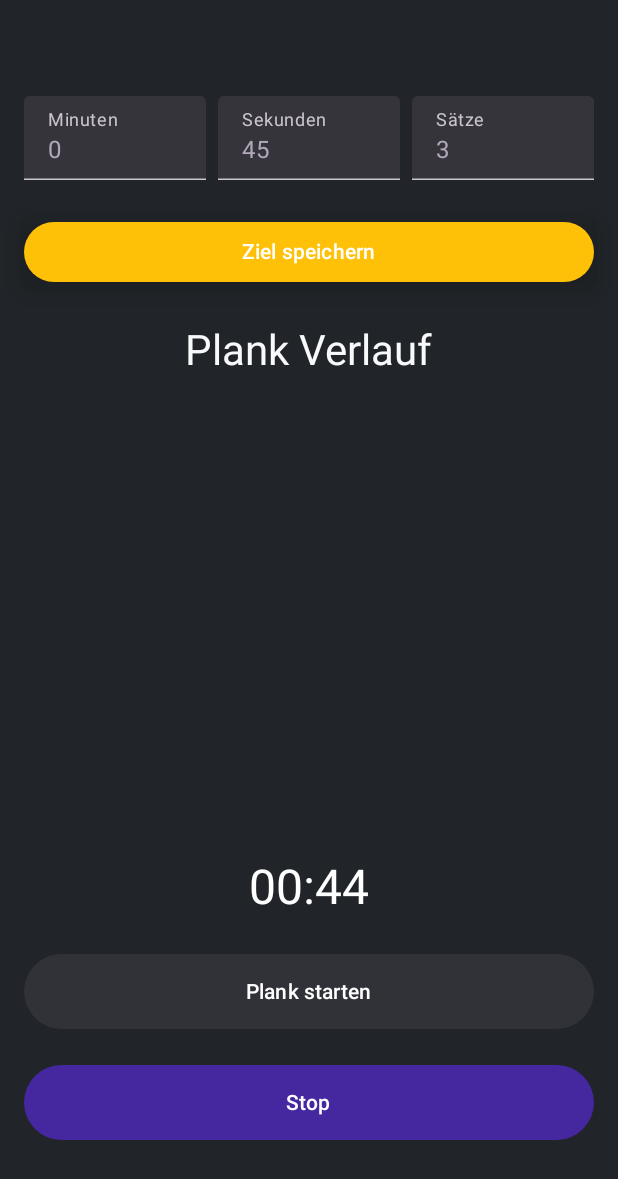
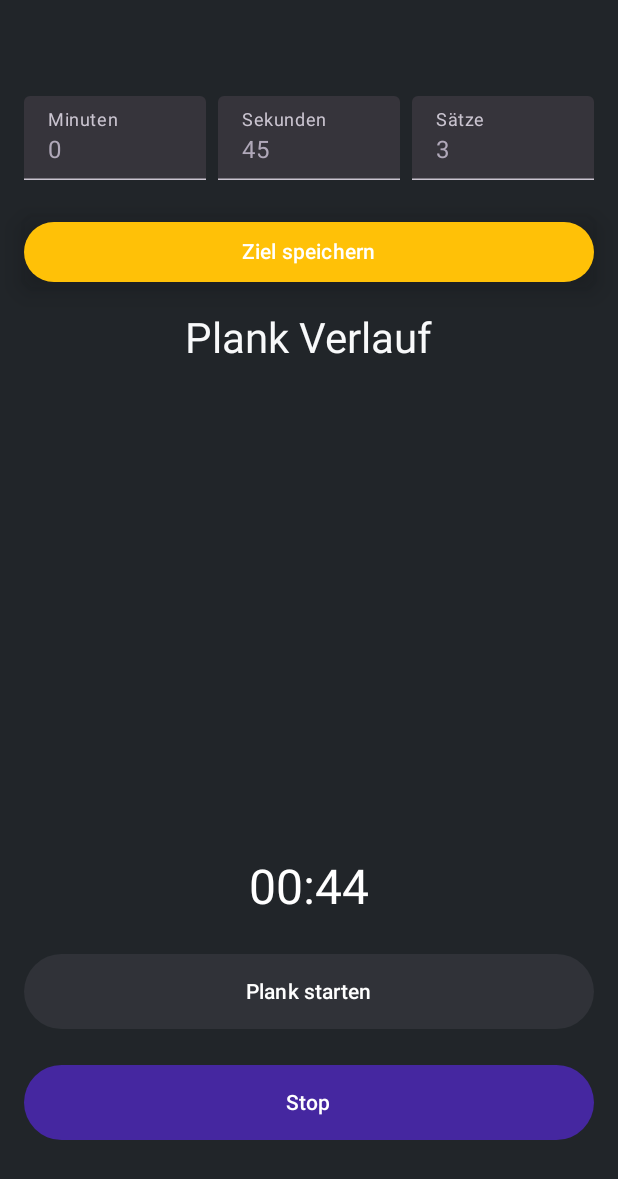
Before and after one commit to Shebby91/PushUpCounterApp, an Android app built with Jetpack Compose: the WorkoutTimerScreen screen opened through its navigation route, after a tap on "Plank starten", on a phone screen of 412 x 824 dp. Shown: the top 1179 px of the screen. Run offline under Robolectric (Android 15) with nearby library versions, the phone set to English and light mode, and no system bars.

Commit message:
Change Sizing

```diff
--- a/app/src/main/java/com/example/app/MainActivity.kt
+++ b/app/src/main/java/com/example/app/MainActivity.kt
@@ -500,7 +500,7 @@ fun WorkoutTimerScreen(viewModel: WorkoutTimerViewModel) {
         ) {
             Text(text = "Ziel speichern")
         }
-        Spacer(modifier = Modifier.height(24.dp))
+        Spacer(modifier = Modifier.height(16.dp))
         Text(
             text = when (viewModel.workoutType.name) {
                 WorkoutType.PLANK.toString() -> "Plank Verlauf"
@@ -510,6 +510,7 @@ fun WorkoutTimerScreen(viewModel: WorkoutTimerViewModel) {
             color = MaterialTheme.colorScheme.surface,
             style = MaterialTheme.typography.headlineMedium
         )
+        Spacer(modifier = Modifier.height(16.dp))
         LazyColumn(
             modifier = Modifier
                 .weight(1f)
@@ -520,8 +521,20 @@ fun WorkoutTimerScreen(viewModel: WorkoutTimerViewModel) {
                 WorkoutHistoryItem(record = record, onEdit = { editRecord = record }, onDelete = { deleteRecord = record })
             }
         }
-        Spacer(modifier = Modifier.height(24.dp))
-        Text(text = viewModel.remainingTimeText, color = MaterialTheme.colorScheme.onPrimary, style = MaterialTheme.typography.headlineLarge)
+        Spacer(modifier = Modifier.height(8.dp))
+        if (viewModel.isRunning) {
+            Text(
+                text = viewModel.remainingTimeText,
+                color = MaterialTheme.colorScheme.onPrimary,
+                style = MaterialTheme.typography.headlineLarge
+            )
+        } else {
+            Text(
+                text = "00:00",
+                color = MaterialTheme.colorScheme.onPrimary,
+                style = MaterialTheme.typography.headlineLarge
+            )
+        }
         Spacer(modifier = Modifier.height(24.dp))
         Button(
             onClick = { viewModel.startTimer() },
@@ -743,7 +756,7 @@ fun CounterScreen(workoutType: WorkoutType) {
        ) {
            Text(text = "Ziel speichern", color = MaterialTheme.colorScheme.onPrimary)
        }
-       Spacer(modifier = Modifier.height(24.dp))
+       Spacer(modifier = Modifier.height(16.dp))
        Text(
            text = when (workoutType) {
                WorkoutType.PUSH_UP -> "Push‑Up Verlauf"
@@ -761,6 +774,7 @@ fun CounterScreen(workoutType: WorkoutType) {
            color = MaterialTheme.colorScheme.surface,
            style = MaterialTheme.typography.headlineMedium
        )
+       Spacer(modifier = Modifier.height(16.dp))
        LazyColumn(
            modifier = Modifier
                .weight(1f)
@@ -775,7 +789,7 @@ fun CounterScreen(workoutType: WorkoutType) {
                )
            }
        }
-       Spacer(modifier = Modifier.height(24.dp))
+       Spacer(modifier = Modifier.height(8.dp))
        Text(
            text = "$count",
            color = MaterialTheme.colorScheme.onPrimary,
```
